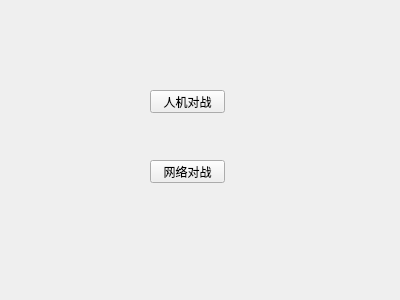
The window that cli/MJ_Cli.ui (BedeWong/DZMJ) describes before a commit, drawn with Qt 5.
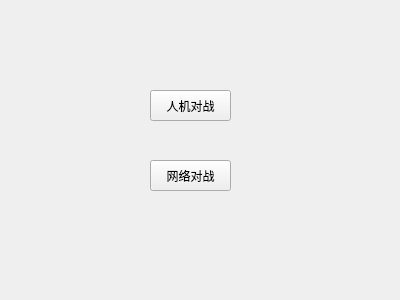
The same window after the commit.

What changed in the file:
```diff
--- a/cli/MJ_Cli.ui
+++ b/cli/MJ_Cli.ui
@@ -13,13 +13,16 @@
   <property name="windowTitle">
    <string>Form</string>
   </property>
+  <property name="styleSheet">
+   <string notr="true"/>
+  </property>
   <widget class="QPushButton" name="DanJi">
    <property name="geometry">
     <rect>
      <x>150</x>
      <y>90</y>
-     <width>75</width>
-     <height>23</height>
+     <width>81</width>
+     <height>31</height>
     </rect>
    </property>
    <property name="text">
@@ -31,8 +34,8 @@
     <rect>
      <x>150</x>
      <y>160</y>
-     <width>75</width>
-     <height>23</height>
+     <width>81</width>
+     <height>31</height>
     </rect>
    </property>
    <property name="text">
```
